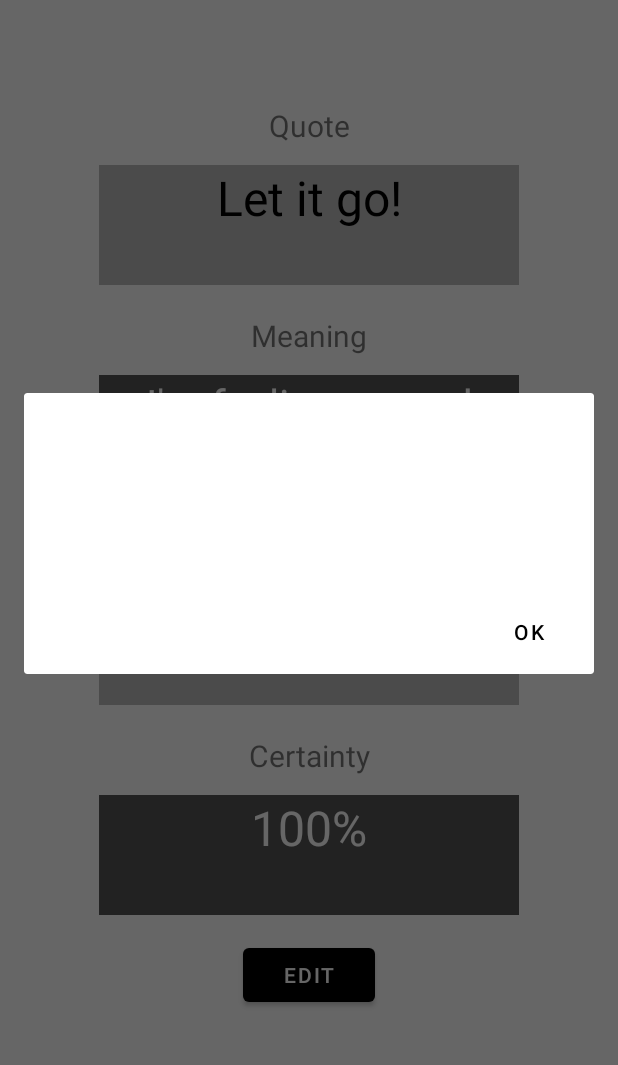
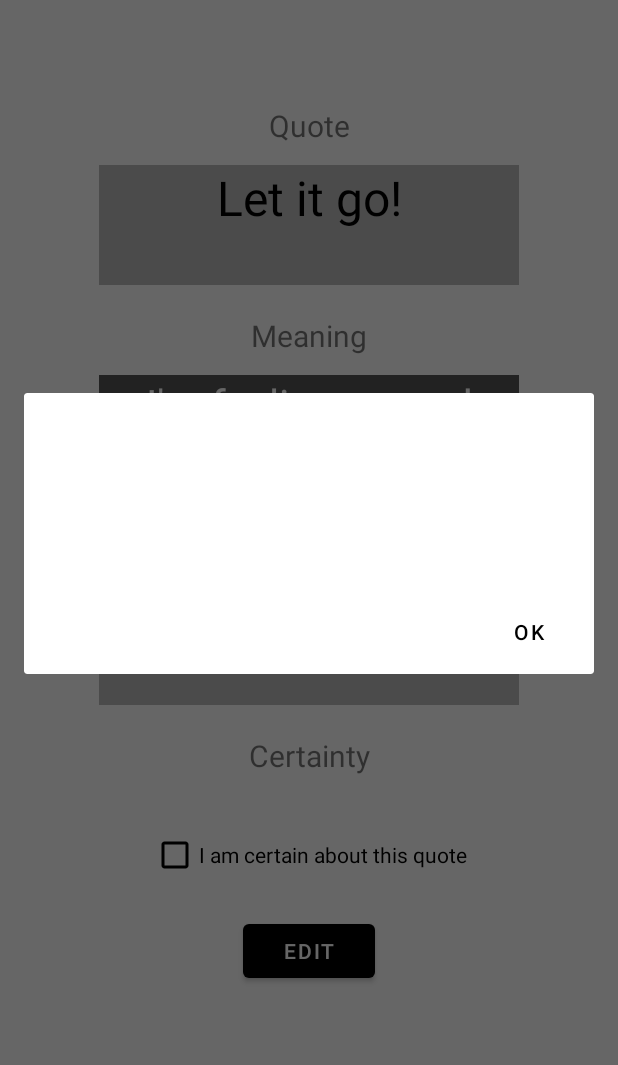
Before and after one commit to Atasayco3/Project_Verbal, an Android app: the fragment QuoteDetailFragment placed in its activity, in the options menu, after a tap on "Sort by Emotion", on a phone screen of 412 x 824 dp, the part 84-1149 px from its top. Run offline under Robolectric (Android 15) with nearby library versions, the phone set to English and light mode, and no system bars; 9 statements that could not run were skipped.

Commit message:
List of changes: 11/19/25
- Updated quotes to add boolean value
- Fixed ui with new check box
- Updated adapter to change box color and more
- Fully functional version with no hiccups

Need to fix edit to update csv correctly

```diff
--- a/app/src/main/java/com/example/project_verbal/AddQuoteActivity.kt
+++ b/app/src/main/java/com/example/project_verbal/AddQuoteActivity.kt
@@ -4,6 +4,7 @@ import android.app.Activity
 import android.content.Intent
 import android.os.Bundle
 import android.widget.Button
+import android.widget.CheckBox
 import android.widget.EditText
 import androidx.appcompat.app.AppCompatActivity
 import com.example.project_verbal.R
@@ -18,17 +19,21 @@ class AddQuoteActivity : AppCompatActivity() {
         val phraseInput = findViewById<EditText>(R.id.etPhrase)
         val meaningInput = findViewById<EditText>(R.id.etMeaning)
         val emotionInput = findViewById<EditText>(R.id.etEmotion)
-        val certaintyInput = findViewById<EditText>(R.id.etCertainty)
+        val certaintyCheck = findViewById<CheckBox>(R.id.etCertainty)
         val saveButton = findViewById<Button>(R.id.btnSave)
 
         val isEdit = intent.getBooleanExtra("isEdit", false)
         val position = intent.getIntExtra("position", -1)
 
         if (isEdit) {
-            phraseInput.setText(intent.getStringExtra("phrase"))
-            meaningInput.setText(intent.getStringExtra("meaning"))
-            emotionInput.setText(intent.getStringExtra("emotion"))
-            certaintyInput.setText(intent.getStringExtra("certainty"))
+            phraseInput.setText(intent.getStringExtra("phrase") ?: "")
+            meaningInput.setText(intent.getStringExtra("meaning") ?: "")
+            emotionInput.setText(intent.getStringExtra("emotion") ?: "")
+
+            // Get previous certainty boolean (default false if missing)
+            val wasCertain = intent.getBooleanExtra("iscertain", false)
+            certaintyCheck.isChecked = wasCertain
+
             saveButton.text = "Save Changes"
         }
 
@@ -37,11 +42,15 @@ class AddQuoteActivity : AppCompatActivity() {
                 putExtra("phrase", phraseInput.text.toString())
                 putExtra("meaning", meaningInput.text.toString())
                 putExtra("emotion", emotionInput.text.toString())
-                putExtra("certainty", certaintyInput.text.toString())
+
+                // Send checkbox state as boolean
+                putExtra("iscertain", certaintyCheck.isChecked)
+
                 if (isEdit) putExtra("position", position)
             }
             setResult(Activity.RESULT_OK, resultIntent)
             finish()
         }
     }
+
 }
--- a/app/src/main/java/com/example/project_verbal/QuoteDetailFragment.kt
+++ b/app/src/main/java/com/example/project_verbal/QuoteDetailFragment.kt
@@ -7,6 +7,7 @@ import android.view.LayoutInflater
 import android.view.View
 import android.view.ViewGroup
 import android.widget.Button
+import android.widget.CheckBox
 import android.widget.TextView
 import androidx.activity.result.contract.ActivityResultContracts
 import androidx.core.os.bundleOf
@@ -41,7 +42,7 @@ class QuoteDetailFragment : Fragment() {
                 phrase = data.getStringExtra("phrase") ?: "",
                 meaning = data.getStringExtra("meaning") ?: "",
                 emotion = data.getStringExtra("emotion") ?: "",
-                certainty = data.getStringExtra("certainty") ?: ""
+                iscertain = data.getBooleanExtra("iscertain", false)
             )
             val pos = data.getIntExtra("position", -1)
             (activity as? QuoteEditListener)?.onQuoteEdited(updatedQuote, pos)
@@ -59,7 +60,9 @@ class QuoteDetailFragment : Fragment() {
         view.findViewById<TextView>(R.id.tvPhraseLarge).text = q.phrase
         view.findViewById<TextView>(R.id.tvMeaning).text = q.meaning
         view.findViewById<TextView>(R.id.tvEmotion).text = q.emotion
-        view.findViewById<TextView>(R.id.tvCertainty).text = q.certainty
+        val checkBox = view.findViewById<CheckBox>(R.id.checkbox_certain_edit)
+        checkBox.isChecked = q.iscertain
+
 
         val editBtn = view.findViewById<Button>(R.id.btnEdit)
         editBtn.setOnClickListener {
@@ -67,7 +70,7 @@ class QuoteDetailFragment : Fragment() {
                 putExtra("phrase", q.phrase)
                 putExtra("meaning", q.meaning)
                 putExtra("emotion", q.emotion)
-                putExtra("certainty", q.certainty)
+                putExtra("iscertain", checkBox.isChecked)
                 putExtra("position", pos)
                 putExtra("isEdit", true)
             }
--- a/app/src/main/java/com/example/project_verbal/QuoteListFragment.kt
+++ b/app/src/main/java/com/example/project_verbal/QuoteListFragment.kt
@@ -79,7 +79,7 @@ class QuoteListFragment : Fragment() {
             phrase = data.getStringExtra("phrase") ?: "",
             meaning = data.getStringExtra("meaning") ?: "",
             emotion = data.getStringExtra("emotion") ?: "",
-            certainty = data.getStringExtra("certainty") ?: ""
+            iscertain = data.getBooleanExtra("iscertain", false)
         )
         quotes.add(q)
         adapter.notifyItemInserted(quotes.lastIndex)
--- a/app/src/main/java/com/example/project_verbal/Quote_Store.kt
+++ b/app/src/main/java/com/example/project_verbal/Quote_Store.kt
@@ -1,7 +1,7 @@
 // ui/QuoteAdapter.kt
 package com.example.project_verbal.ui
 
-import android.content.Context
+import  android.content.Context
 import com.example.project_verbal.Quote
 import java.io.File
 import java.io.FileWriter
@@ -23,7 +23,7 @@ object QuoteStore { // Creating a basic csv to store Quote class
                         phrase = parts[0],
                         meaning = parts[1],
                         emotion = parts[2],
-                        certainty = parts[3]
+                        iscertain = parts.getOrNull(3)?.toBooleanStrictOrNull() ?: false
                     )
                 }
             }
@@ -35,7 +35,7 @@ object QuoteStore { // Creating a basic csv to store Quote class
         val file = File(context.filesDir, FILE)
         FileWriter(file, false).use { writer ->
             quotes.forEach { q ->
-                writer.write("${q.phrase},${q.meaning},${q.emotion},${q.certainty}\n")
+                writer.write("${q.phrase},${q.meaning},${q.emotion},${q.iscertain}\n")
             }
         }
     }
--- a/app/src/main/res/layout/activity_add_quote.xml
+++ b/app/src/main/res/layout/activity_add_quote.xml
@@ -52,11 +52,13 @@
         app:layout_constraintTop_toBottomOf="@id/etPhrase"
         app:layout_constraintStart_toStartOf="parent"
         app:layout_constraintEnd_toStartOf="@+id/etCertainty" />
-    <EditText
+    <CheckBox
         android:id="@+id/etCertainty"
         android:layout_width="wrap_content"
         android:layout_height="wrap_content"
-        android:hint="Enter Certainty"
+        android:hint="Certainty Check"
+        android:checked="false"
+        android:layout_marginTop="16dp"
         android:layout_marginEnd="24dp"
         app:layout_constraintTop_toBottomOf="@+id/etMeaning"
         app:layout_constraintStart_toEndOf="@id/etEmotion"
--- a/app/src/main/res/layout/fragment_quote_detail.xml
+++ b/app/src/main/res/layout/fragment_quote_detail.xml
@@ -76,16 +76,13 @@
         android:textSize="20sp"
         android:text="Certainty"/>
 
-    <TextView
-        android:layout_width="280dp"
-        android:layout_height="80dp"
-        android:layout_gravity="center_horizontal"
-        android:textAlignment="center"
-        android:textSize="32sp"
-        android:background="#555555"
-        android:textColor="#ffffff"
-        android:text="100%"
-        android:id="@+id/tvCertainty"/>
+    <CheckBox
+        android:id="@+id/checkbox_certain_edit"
+        android:layout_width="wrap_content"
+        android:layout_height="wrap_content"
+        android:text="I am certain about this quote"
+        android:layout_marginTop="16dp"
+        android:layout_gravity="center_horizontal"/>
 
     <Button
         android:id="@+id/btnEdit"
--- a/app/src/main/res/layout/item_quote.xml
+++ b/app/src/main/res/layout/item_quote.xml
@@ -9,10 +9,9 @@
         android:id="@+id/tvPhrase"
         android:layout_width="190dp"
         android:layout_height="100dp"
-        android:background="#FFFF00"
         android:gravity="center"
         android:textSize="25sp"
-        android:text="Let it go!"
+        android:text=""
         android:textStyle="bold"
         app:layout_constraintTop_toTopOf="parent"
         app:layout_constraintStart_toStartOf="parent"/>
@@ -21,10 +20,9 @@
         android:id="@+id/tvEmotion"
         android:layout_width="190dp"
         android:layout_height="100dp"
-        android:background="#FFFF00"
         android:gravity="center"
         android:textSize="25sp"
-        android:text="Scared"
+        android:text=""
         android:textStyle="bold"
         app:layout_constraintTop_toBottomOf="@id/tvPhrase"
         app:layout_constraintStart_toStartOf="parent"/>
```
Also changed, not shown: app/src/main/java/com/example/project_verbal/Quote.kt (+4 -3 lines), app/src/main/java/com/example/project_verbal/QuoteAdapter.kt (+20 -0 lines).
